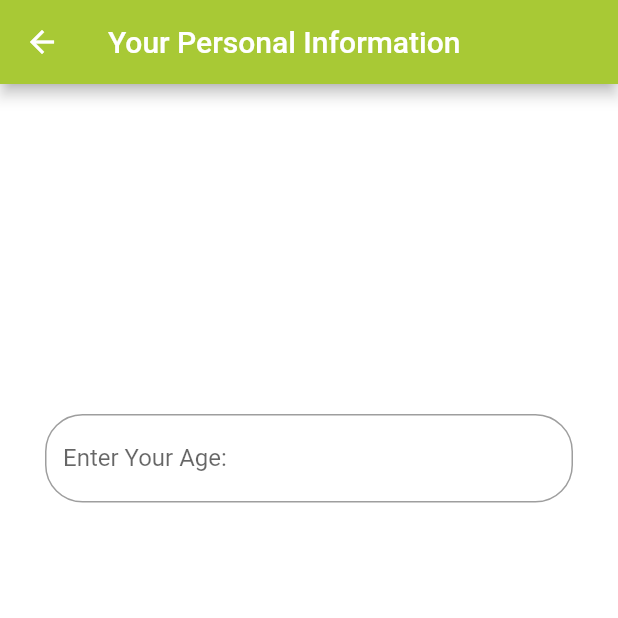
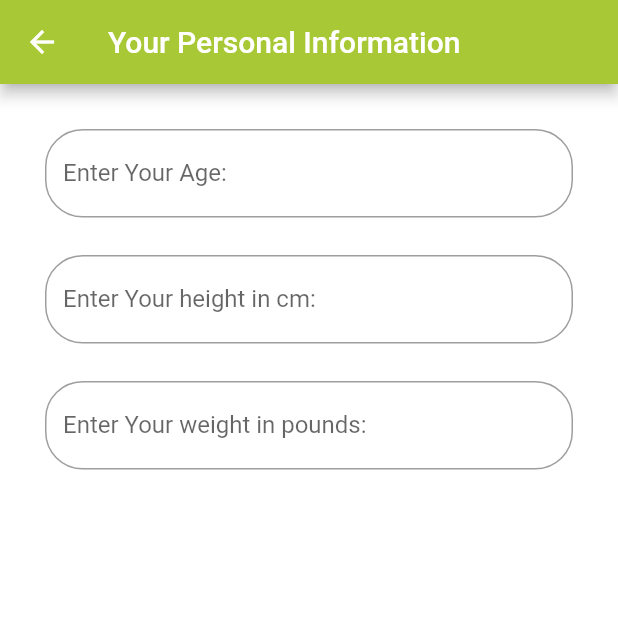
Before and after one commit to mmohame3/DrinkingTrackerApp, a Flutter app: the screen it shows after launch, in the side drawer, after a tap on "Personal Information", on a phone screen of 412 x 824 dp, the top half of it. Run offline on Flutter 3.47's test engine with Material 2 defaults, Android fonts, the phone set to English and light mode, and no system bars; missing offline and left inert: calendarro; Roboto replaces fonts that are missing (Poppins).

Commit message:
more inputs

```diff
--- a/florish/lib/PersonalEntryData.dart
+++ b/florish/lib/PersonalEntryData.dart
@@ -16,8 +16,6 @@ class _PersonalEntryDataState extends State<PersonalEntryData> {
           color: Colors.white,
           child: new Column(
               children: [
-                new Padding(padding: EdgeInsets.only(top: 140.0)),
-                new Padding(padding: EdgeInsets.only(top: 50.0)),
                 new TextFormField(
                   decoration: new InputDecoration(
                     labelText: "Enter Your Age:",
@@ -41,6 +39,58 @@ class _PersonalEntryDataState extends State<PersonalEntryData> {
                     fontFamily: "Poppins",
                   ),
                 ),
+                SizedBox(height: 25.0,),
+
+                new TextFormField(
+                  decoration: new InputDecoration(
+                    labelText: "Enter Your height in cm:",
+                    fillColor: Colors.white,
+                    border: new OutlineInputBorder(
+                      borderRadius: new BorderRadius.circular(25.0),
+                      borderSide: new BorderSide(
+                      ),
+                    ),
+                    //fillColor: Colors.green
+                  ),
+                  validator: (val) {
+                    if (val.length == 0) {
+                      return "height cannot be empty";
+                    } else {
+                      return null;
+                    }
+                  },
+                  keyboardType: TextInputType.number,
+                  style: new TextStyle(
+                    fontFamily: "Poppins",
+                  ),
+                ),
+                SizedBox(height: 25.0,),
+
+                new TextFormField(
+                  decoration: new InputDecoration(
+                    labelText: "Enter Your weight in pounds:",
+                    fillColor: Colors.white,
+                    border: new OutlineInputBorder(
+                      borderRadius: new BorderRadius.circular(25.0),
+                      borderSide: new BorderSide(
+                      ),
+                    ),
+                    //fillColor: Colors.green
+                  ),
+                  validator: (val) {
+                    if (val.length == 0) {
+                      return "Your weight cannot be empty";
+                    } else {
+                      return null;
+                    }
+                  },
+                  keyboardType: TextInputType.number,
+                  style: new TextStyle(
+                    fontFamily: "Poppins",
+                  ),
+                ),
+
+
               ]
           )
       ),
```
